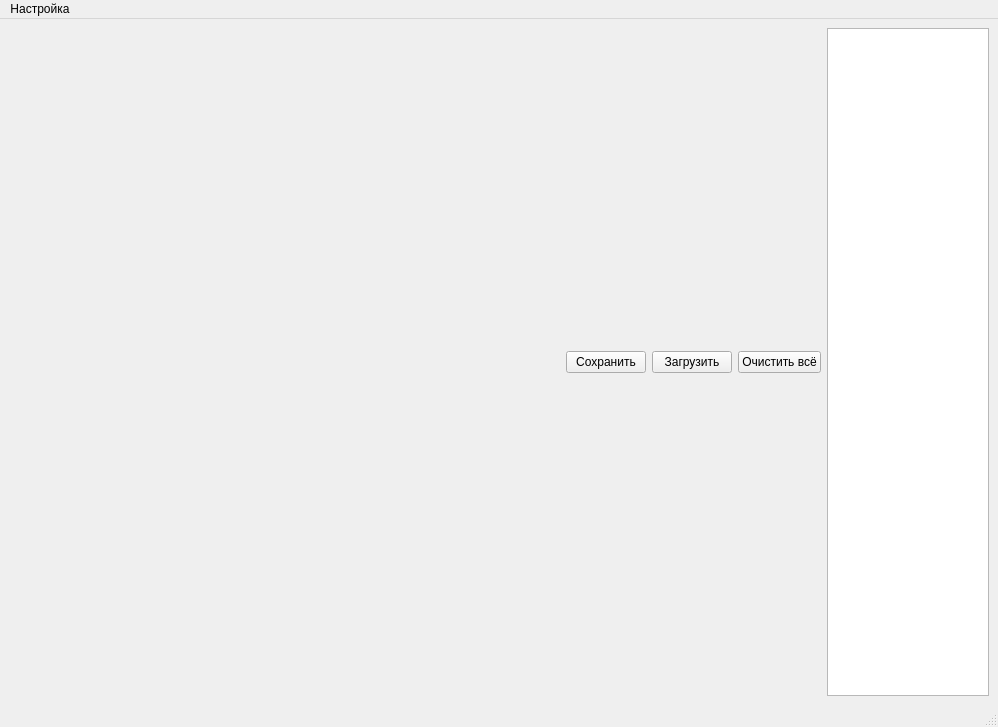
Above: mainwindow.ui from vikonik/Arctic-Terminal before the change. Below: the same form after it.
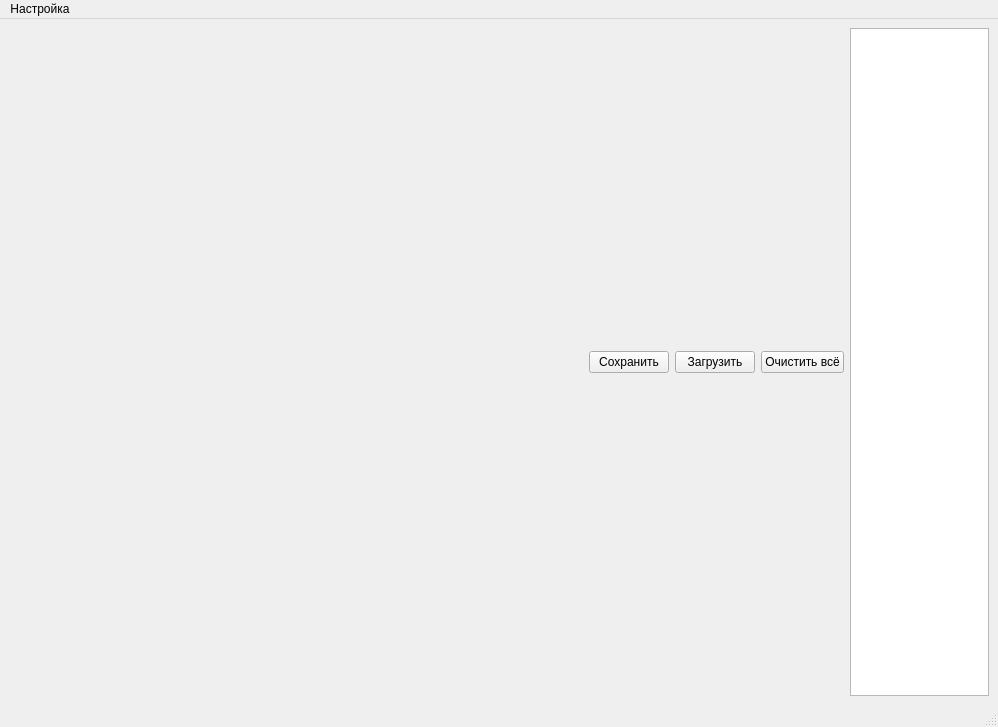
That is the form after the change.

What changed in the file:
```diff
--- a/mainwindow.ui
+++ b/mainwindow.ui
@@ -14,7 +14,7 @@
    <string>MainWindow</string>
   </property>
   <widget class="QWidget" name="centralwidget">
-   <layout class="QHBoxLayout" name="horizontalLayout_2" stretch="1,4,1">
+   <layout class="QHBoxLayout" name="horizontalLayout_2" stretch="1,5,1">
     <item>
      <layout class="QVBoxLayout" name="verticalLayout_4"/>
     </item>
```
